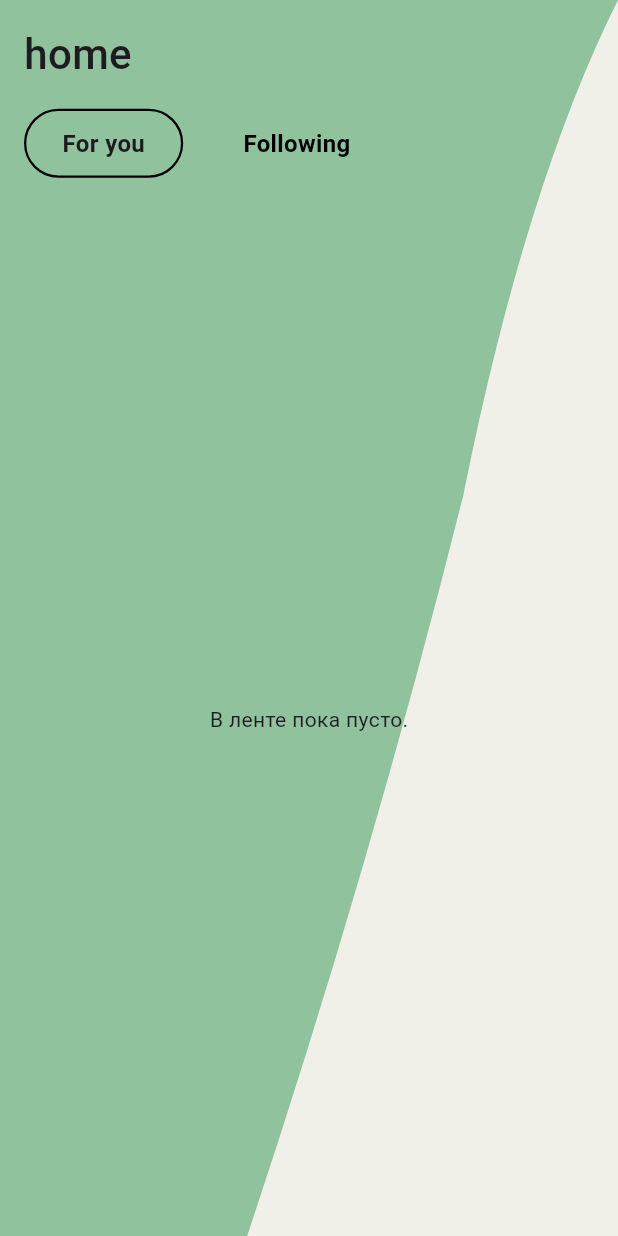
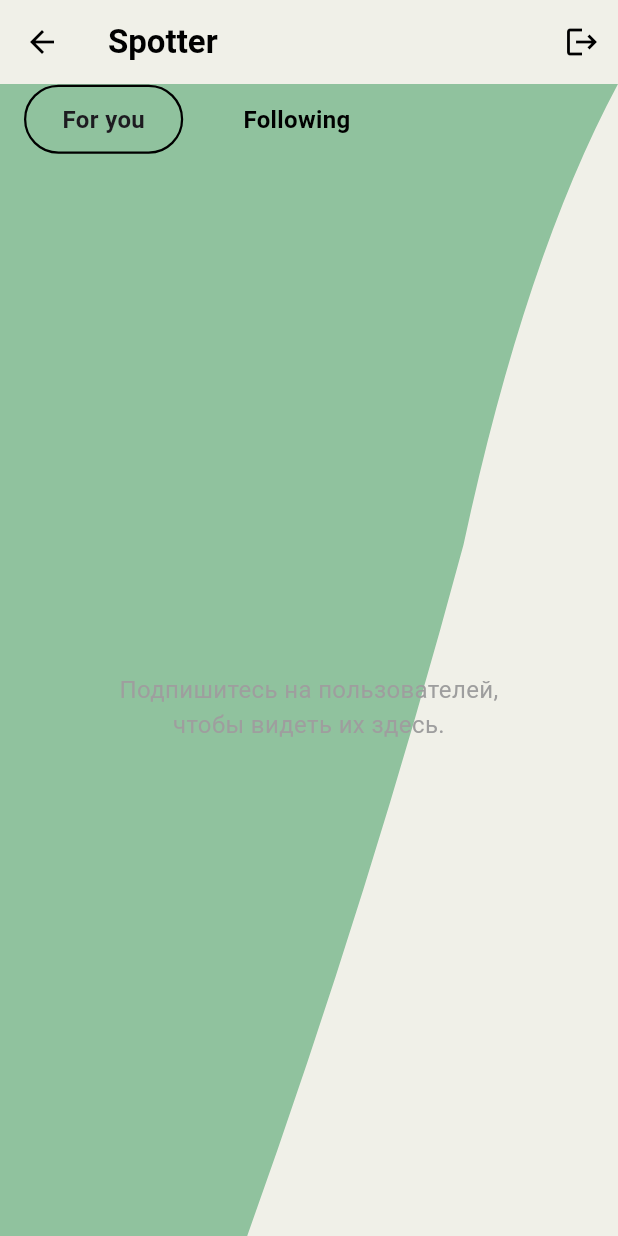
Before and after one commit to Glnllz/spotter, a Flutter app: the HomeFeedWidget screen opened directly, after a tap on "Following", on a phone screen of 412 x 824 dp. Run offline on Flutter 3.47's test engine with Material 3 defaults, Android fonts, the light colour scheme and no system bars; our stand-ins replace image_picker, supabase_flutter; accounts and stored records are empty.

Commit message:
чуть доработано

```diff
--- a/lib/pages/home_feed_widget.dart
+++ b/lib/pages/home_feed_widget.dart
@@ -4,9 +4,11 @@ import 'dart:math';
 import 'package:flutter/material.dart';
 import 'package:spotter/main.dart';
 import 'package:spotter/pages/group_details_page.dart';
+import 'package:spotter/pages/login_page.dart';
 import 'package:spotter/pages/profile_page.dart';
 import 'package:spotter/pages/section_details_page.dart';
 import 'package:flutter_staggered_grid_view/flutter_staggered_grid_view.dart';
+import 'package:supabase_flutter/supabase_flutter.dart';
 
 class HomeFeedWidget extends StatefulWidget {
   const HomeFeedWidget({super.key});
@@ -18,8 +20,12 @@ class HomeFeedWidget extends StatefulWidget {
 class _HomeFeedWidgetState extends State<HomeFeedWidget> {
   bool _isLoading = true;
   String? _errorMessage;
-  List<Map<String, dynamic>> _feedItems = [];
-  bool _isForYouSelected = true; // Для переключателя
+
+  // --- ИЗМЕНЕНО: Раздельные списки для каждой вкладки ---
+  List<Map<String, dynamic>> _forYouItems = [];
+  List<Map<String, dynamic>> _followingItems = [];
+
+  bool _isForYouSelected = true;
 
   @override
   void initState() {
@@ -27,42 +33,64 @@ class _HomeFeedWidgetState extends State<HomeFeedWidget> {
     _loadFeed();
   }
 
+  // --- ИЗМЕНЕНО: Функция загружает данные для обеих вкладок ---
   Future<void> _loadFeed() async {
     setState(() {
       _isLoading = true;
       _errorMessage = null;
     });
-
     try {
       final currentUserId = supabase.auth.currentUser?.id;
       if (currentUserId == null) throw 'Пользователь не авторизован';
 
-      // Загружаем данные (логика остается прежней)
-      final profiles = await supabase
+      // --- 1. Загрузка данных для вкладки "Following" ---
+      // Сначала получаем ID тех, на кого мы подписаны
+      final subscribedToIdsResponse = await supabase
+          .from('subscribes')
+          .select('user_id')
+          .eq('subscribed_user', currentUserId);
+
+      final subscribedToIds = subscribedToIdsResponse
+          .map((subscription) => subscription['user_id'] as String)
+          .toList();
+
+      List<Map<String, dynamic>> followingProfiles = [];
+      if (subscribedToIds.isNotEmpty) {
+        // Теперь загружаем профили по этим ID
+        followingProfiles = await supabase
             .from('profiles')
             .select()
-          .not('id', 'eq', currentUserId)
-          .limit(15);
+            .inFilter('id', subscribedToIds);
+      }
+
+      // --- 2. Загрузка данных для вкладки "For you" ---
       final groups = await supabase
           .from('groups')
           .select()
           .order('created_at', ascending: false)
-          .limit(8);
+          .limit(10);
+
       final sections = await supabase
           .from('section_events')
           .select('*, sections:section_id(*)')
           .gte('created_at', DateTime.now().toIso8601String())
           .order('created_at', ascending: true)
-          .limit(8);
+          .limit(10);
 
-      final List<Map<String, dynamic>> combinedItems = [
-        ...profiles.map((p) => {'type': 'profile', 'data': p}),
+      // --- 3. Формируем и сохраняем списки ---
+      final forYouCombined = [
         ...groups.map((g) => {'type': 'group', 'data': g}),
         ...sections.map((s) => {'type': 'section', 'data': s}),
       ];
+      forYouCombined.shuffle(Random());
 
-      combinedItems.shuffle(Random());
-      setState(() => _feedItems = combinedItems);
+      setState(() {
+        _followingItems = followingProfiles
+            .map((p) => {'type': 'profile', 'data': p})
+            .toList();
+        _forYouItems = forYouCombined;
+      });
+
     } catch (e) {
       setState(() => _errorMessage = 'Ошибка загрузки ленты: $e');
     } finally {
@@ -70,46 +98,71 @@ class _HomeFeedWidgetState extends State<HomeFeedWidget> {
     }
   }
 
+  Future<void> _signOut() async {
+    final shouldSignOut = await showDialog<bool>(
+      context: context,
+      builder: (context) => AlertDialog(
+        title: const Text('Выход'),
+        content: const Text('Вы уверены, что хотите выйти из аккаунта?'),
+        actions: [
+          TextButton(onPressed: () => Navigator.of(context).pop(false), child: const Text('Отмена')),
+          TextButton(onPressed: () => Navigator.of(context).pop(true), child: const Text('Выйти')),
+        ],
+      ),
+    );
+
+    if (shouldSignOut == null || !shouldSignOut) return;
+
+    try {
+      await supabase.auth.signOut();
+      if (mounted) {
+        Navigator.of(context).pushAndRemoveUntil(
+          MaterialPageRoute(builder: (context) => const LoginPage()),
+          (route) => false,
+        );
+      }
+    } on AuthException catch (e) {
+      if (mounted) {
+        ScaffoldMessenger.of(context).showSnackBar(
+          SnackBar(content: Text('Ошибка выхода: ${e.message}')),
+        );
+      }
+    }
+  }
+
   @override
   Widget build(BuildContext context) {
     return Scaffold(
-      backgroundColor: const Color(0xFFF0F0E8), // Светло-бежевый фон
+      backgroundColor: const Color(0xFFF0F0E8),
+      appBar: AppBar(
+        title: const Text('Spotter', style: TextStyle(fontWeight: FontWeight.bold)),
+        backgroundColor: Colors.transparent,
+        elevation: 0,
+        foregroundColor: Colors.black,
+        actions: [
+          IconButton(
+            icon: const Icon(Icons.logout),
+            onPressed: _signOut,
+            tooltip: 'Выйти из аккаунта',
+          )
+        ],
+      ),
       body: Stack(
         children: [
-          // Зеленый фон с волной
           ClipPath(
             clipper: WaveClipper(),
-            child: Container(
-              color: const Color(0xFF90C29E), // Светло-зеленый
+            child: Container(color: const Color(0xFF90C29E)),
           ),
-          ),
-
-          // Основной контент
-          SafeArea(
-            child: Column(
+          Column(
             crossAxisAlignment: CrossAxisAlignment.start,
             children: [
-                // Заголовок "home" и переключатели
               Padding(
-                  padding: const EdgeInsets.all(16.0),
-                  child: Column(
-                    crossAxisAlignment: CrossAxisAlignment.start,
-                    children: [
-                      const Text(
-                        'home',
-                        style: TextStyle(
-                            fontSize: 28, fontWeight: FontWeight.w500),
+                padding: const EdgeInsets.symmetric(horizontal: 16.0),
+                child: _buildToggles(),
               ),
               const SizedBox(height: 16),
-                      _buildToggles(),
-                    ],
-                  ),
-                ),
-
-                // Лента
               Expanded(child: _buildBody()),
             ],
-            ),
           ),
         ],
       ),
@@ -117,24 +170,18 @@ class _HomeFeedWidgetState extends State<HomeFeedWidget> {
   }
 
   Widget _buildToggles() {
-    return Row(
-      children: [
+    return Row(children: [
       GestureDetector(
         onTap: () => setState(() => _isForYouSelected = true),
         child: AnimatedContainer(
           duration: const Duration(milliseconds: 200),
-            padding:
-                const EdgeInsets.symmetric(horizontal: 24, vertical: 10),
+          padding: const EdgeInsets.symmetric(horizontal: 24, vertical: 10),
           decoration: BoxDecoration(
-              color:
-                  _isForYouSelected ? const Color(0xFFF0F0E8) : Colors.transparent,
+            color: _isForYouSelected ? const Color(0xFFF0F0E8) : Colors.transparent,
             borderRadius: BorderRadius.circular(30),
             border: Border.all(color: Colors.black, width: 1.5),
           ),
-            child: const Text(
-              'For you',
-              style: TextStyle(fontWeight: FontWeight.bold, fontSize: 16),
-            ),
+          child: const Text('For you', style: TextStyle(fontWeight: FontWeight.bold, fontSize: 16)),
         ),
       ),
       const SizedBox(width: 16),
@@ -142,8 +189,7 @@ class _HomeFeedWidgetState extends State<HomeFeedWidget> {
         onTap: () => setState(() => _isForYouSelected = false),
         child: AnimatedContainer(
           duration: const Duration(milliseconds: 200),
-            padding:
-                const EdgeInsets.symmetric(horizontal: 24, vertical: 12),
+          padding: const EdgeInsets.symmetric(horizontal: 24, vertical: 12),
           child: Text(
             'Following',
             style: TextStyle(
@@ -154,32 +200,38 @@ class _HomeFeedWidgetState extends State<HomeFeedWidget> {
           ),
         ),
       ),
-      ],
+    ]);
+  }
+
+  // --- ИЗМЕНЕНО: Этот виджет теперь использует разные списки в зависимости от вкладки ---
+  Widget _buildBody() {
+    if (_isLoading) return const Center(child: CircularProgressIndicator());
+    if (_errorMessage != null) return Center(child: Text(_errorMessage!));
+
+    final activeList = _isForYouSelected ? _forYouItems : _followingItems;
+
+    if (activeList.isEmpty) {
+      return Center(
+        child: Text(
+          _isForYouSelected
+              ? 'Здесь будут рекомендованные группы и секции.'
+              : 'Подпишитесь на пользователей,\nчтобы видеть их здесь.',
+          textAlign: TextAlign.center,
+          style: const TextStyle(color: Colors.grey, fontSize: 16),
+        ),
       );
     }
 
-  Widget _buildBody() {
-    if (_isLoading) {
-      return const Center(child: CircularProgressIndicator());
-    }
-    if (_errorMessage != null) {
-      return Center(child: Text(_errorMessage!));
-    }
-    if (_feedItems.isEmpty) {
-      return const Center(child: Text('В ленте пока пусто.'));
-    }
-
-    // Лента в виде сетки
     return RefreshIndicator(
       onRefresh: _loadFeed,
       child: MasonryGridView.count(
         padding: const EdgeInsets.symmetric(horizontal: 16.0),
-        crossAxisCount: 2, // Две колонки
+        crossAxisCount: 2,
         mainAxisSpacing: 12,
         crossAxisSpacing: 12,
-        itemCount: _feedItems.length,
+        itemCount: activeList.length,
         itemBuilder: (context, index) {
-          final item = _feedItems[index];
+          final item = activeList[index];
           // Карточки разной высоты для "шахматного" эффекта
           final height = (index % 4 == 0 || index % 4 == 3) ? 220.0 : 180.0;
           return _FeedCard(item: item, height: height);
@@ -189,119 +241,48 @@ class _HomeFeedWidgetState extends State<HomeFeedWidget> {
   }
 }
 
-// Универсальная карточка для ленты, как в макете
 class _FeedCard extends StatelessWidget {
   final Map<String, dynamic> item;
   final double height;
-
   const _FeedCard({required this.item, required this.height});
 
   @override
   Widget build(BuildContext context) {
-    String title = 'Заголовок';
-    String subtitle = 'Подзаголовок';
-    VoidCallback onTap = () {};
-
-    // Переменная для URL изображения
-    String? imageUrl;
-
-    // Логика для получения URL в зависимости от типа карточки
+    String title = 'Заголовок'; String subtitle = 'Подзаголовок'; VoidCallback onTap = () {}; String? imageUrl;
     switch (item['type']) {
       case 'profile':
-        title = item['data']['full_name'] ?? 'Пользователь';
-        subtitle = item['data']['interests'] ?? 'Нет интересов';
-        imageUrl = item['data']['avatar_url']; // URL аватара пользователя
-        onTap = () => ProfilePage.navigateTo(context, userId: item['data']['id']);
-        break;
+        title = item['data']['full_name'] ?? 'Пользователь'; subtitle = item['data']['interests'] ?? 'Нет интересов'; imageUrl = item['data']['avatar_url']; onTap = () => ProfilePage.navigateTo(context, userId: item['data']['id']); break;
       case 'group':
-        title = item['data']['name'] ?? 'Группа';
-        subtitle = item['data']['description'] ?? 'Нет описания';
-        imageUrl = item['data']['cover_url']; // URL обложки группы
-        onTap = () => Navigator.of(context).push(MaterialPageRoute(
-              builder: (context) => GroupDetailsPage(groupId: item['data']['id']),
-            ));
-        break;
+        title = item['data']['name'] ?? 'Группа'; subtitle = item['data']['description'] ?? 'Нет описания'; imageUrl = item['data']['cover_url']; onTap = () => Navigator.of(context).push(MaterialPageRoute(builder: (context) => GroupDetailsPage(groupId: item['data']['id']))); break;
       case 'section':
-        final sectionInfo = item['data']['sections'];
-        title = sectionInfo?['name'] ?? 'Секция';
-        subtitle = item['data']['location'] ?? 'Нет локации';
-        // У секций может не быть изображения, поэтому imageUrl останется null
-        onTap = () => Navigator.of(context).push(MaterialPageRoute(
-              builder: (context) => SectionDetailsPage(sectionEventId: item['data']['id']),
-            ));
-        break;
+        final sectionInfo = item['data']['sections']; title = sectionInfo?['name'] ?? 'Секция'; subtitle = item['data']['location'] ?? 'Нет локации'; onTap = () => Navigator.of(context).push(MaterialPageRoute(builder: (context) => SectionDetailsPage(sectionEventId: item['data']['id']))); break;
     }
-
     return GestureDetector(
       onTap: onTap,
       child: Column(
         crossAxisAlignment: CrossAxisAlignment.start,
         children: [
-          // Блок отображения изображения
-          SizedBox(
-            height: height,
-            child: ClipRRect( // Используем ClipRRect для скругления углов у изображения
-              borderRadius: BorderRadius.circular(16),
-              child: (imageUrl != null && imageUrl.isNotEmpty)
-                  // Если есть URL, показываем изображение из сети
-                  ? Image.network(
-                      imageUrl,
-                      height: height,
-                      width: double.infinity,
-                      fit: BoxFit.cover, // Масштабируем, чтобы заполнить контейнер
-                      // Пока изображение грузится, показываем индикатор
-                      loadingBuilder: (context, child, loadingProgress) {
-                        if (loadingProgress == null) return child;
-                        return const Center(child: CircularProgressIndicator());
-                      },
-                      // Если произошла ошибка загрузки, показываем плейсхолдер
-                      errorBuilder: (context, error, stackTrace) {
-                        return Container(
-                          color: Colors.grey[300],
-                          child: Icon(Icons.broken_image, color: Colors.grey[600]),
-                        );
-                      },
-                    )
-                  // Если URL нет, показываем стандартный серый плейсхолдер
-                  : Container(
-                      color: Colors.grey[300],
-                    ),
-            ),
-          ),
+          SizedBox(height: height, child: ClipRRect(borderRadius: BorderRadius.circular(16), child: (imageUrl != null && imageUrl.isNotEmpty) ? Image.network(imageUrl, height: height, width: double.infinity, fit: BoxFit.cover, loadingBuilder: (context, child, p) => p == null ? child : const Center(child: CircularProgressIndicator()), errorBuilder: (context, error, stack) => Container(color: Colors.grey[300], child: Icon(Icons.broken_image, color: Colors.grey[600]))) : Container(color: Colors.grey[300]))),
           const SizedBox(height: 8),
-          Text(
-            title,
-            style: const TextStyle(fontWeight: FontWeight.bold),
-            maxLines: 1,
-            overflow: TextOverflow.ellipsis,
-          ),
-          Text(
-            subtitle,
-            style: TextStyle(fontSize: 12, color: Colors.grey[700]),
-            maxLines: 1,
-            overflow: TextOverflow.ellipsis,
-          ),
+          Text(title, style: const TextStyle(fontWeight: FontWeight.bold), maxLines: 1, overflow: TextOverflow.ellipsis),
+          Text(subtitle, style: TextStyle(fontSize: 12, color: Colors.grey[700]), maxLines: 1, overflow: TextOverflow.ellipsis),
         ],
       ),
     );
   }
 }
 
-// Кастомный клиппер для создания волны
 class WaveClipper extends CustomClipper<Path> {
   @override
   Path getClip(Size size) {
     var path = Path();
     path.lineTo(0, size.height);
     path.lineTo(size.width * 0.4, size.height);
-    path.quadraticBezierTo(
-        size.width * 0.6, size.height * 0.7, size.width * 0.75, size.height * 0.4);
-    path.quadraticBezierTo(
-        size.width * 0.85, size.height * 0.15, size.width, 0);
+    path.quadraticBezierTo(size.width * 0.6, size.height * 0.7, size.width * 0.75, size.height * 0.4);
+    path.quadraticBezierTo(size.width * 0.85, size.height * 0.15, size.width, 0);
     path.close();
     return path;
   }
-
   @override
   bool shouldReclip(CustomClipper<Path> oldClipper) => false;
 }
```
Also changed, not shown: lib/pages/register_page.dart (+95 -24 lines). Lines whose indentation alone changed are shown as unchanged.
